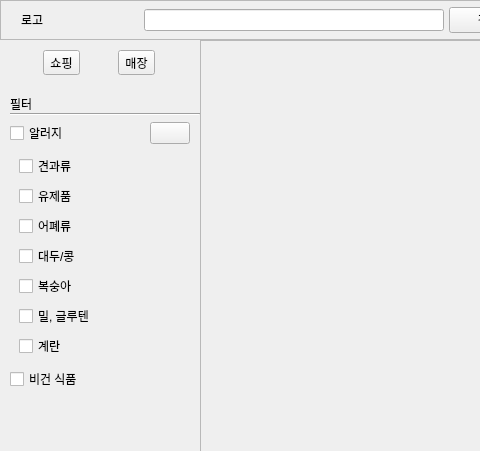
Before: the Qt Designer form shopee_ros2/src/shopee_app/shopee_app/ui/layout_user.ui in addinedu-roscamp-7th/roscamp-repo-1, drawn with Qt 5; both pictures show x 0 to 480 and y 0 to 451 of the 1025 by 712 pixel window.
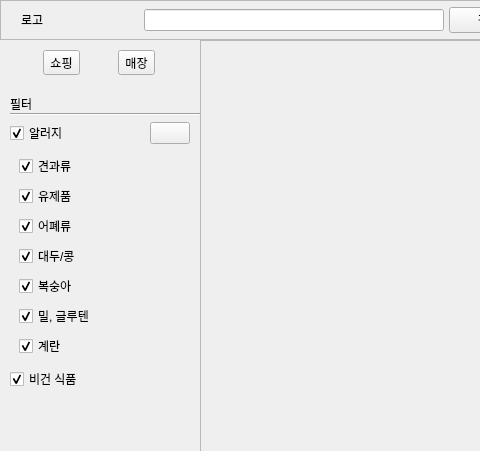
After: the same form once the commit is applied. Icons and pictures are not drawn.

```diff
--- a/shopee_ros2/src/shopee_app/shopee_app/ui/layout_user.ui
+++ b/shopee_ros2/src/shopee_app/shopee_app/ui/layout_user.ui
@@ -443,6 +443,9 @@
                  <property name="text">
                   <string>알러지</string>
                  </property>
+                 <property name="checked">
+                  <bool>true</bool>
+                 </property>
                 </widget>
                </item>
                <item>
@@ -475,6 +478,9 @@
                   <property name="text">
                    <string>견과류</string>
                   </property>
+                  <property name="checked">
+                   <bool>true</bool>
+                  </property>
                  </widget>
                 </item>
                 <item>
@@ -482,6 +488,9 @@
                   <property name="text">
                    <string>유제품</string>
                   </property>
+                  <property name="checked">
+                   <bool>true</bool>
+                  </property>
                  </widget>
                 </item>
                 <item>
@@ -489,6 +498,9 @@
                   <property name="text">
                    <string>어폐류</string>
                   </property>
+                  <property name="checked">
+                   <bool>true</bool>
+                  </property>
                  </widget>
                 </item>
                 <item>
@@ -496,6 +508,9 @@
                   <property name="text">
                    <string>대두/콩</string>
                   </property>
+                  <property name="checked">
+                   <bool>true</bool>
+                  </property>
                  </widget>
                 </item>
                 <item>
@@ -503,6 +518,9 @@
                   <property name="text">
                    <string>복숭아</string>
                   </property>
+                  <property name="checked">
+                   <bool>true</bool>
+                  </property>
                  </widget>
                 </item>
                 <item>
@@ -510,6 +528,9 @@
                   <property name="text">
                    <string>밀, 글루텐</string>
                   </property>
+                  <property name="checked">
+                   <bool>true</bool>
+                  </property>
                  </widget>
                 </item>
                 <item>
@@ -517,6 +538,9 @@
                   <property name="text">
                    <string>계란</string>
                   </property>
+                  <property name="checked">
+                   <bool>true</bool>
+                  </property>
                  </widget>
                 </item>
                </layout>
@@ -527,6 +551,9 @@
                <property name="text">
                 <string>비건 식품</string>
                </property>
+               <property name="checked">
+                <bool>true</bool>
+               </property>
               </widget>
              </item>
              <item>
```
